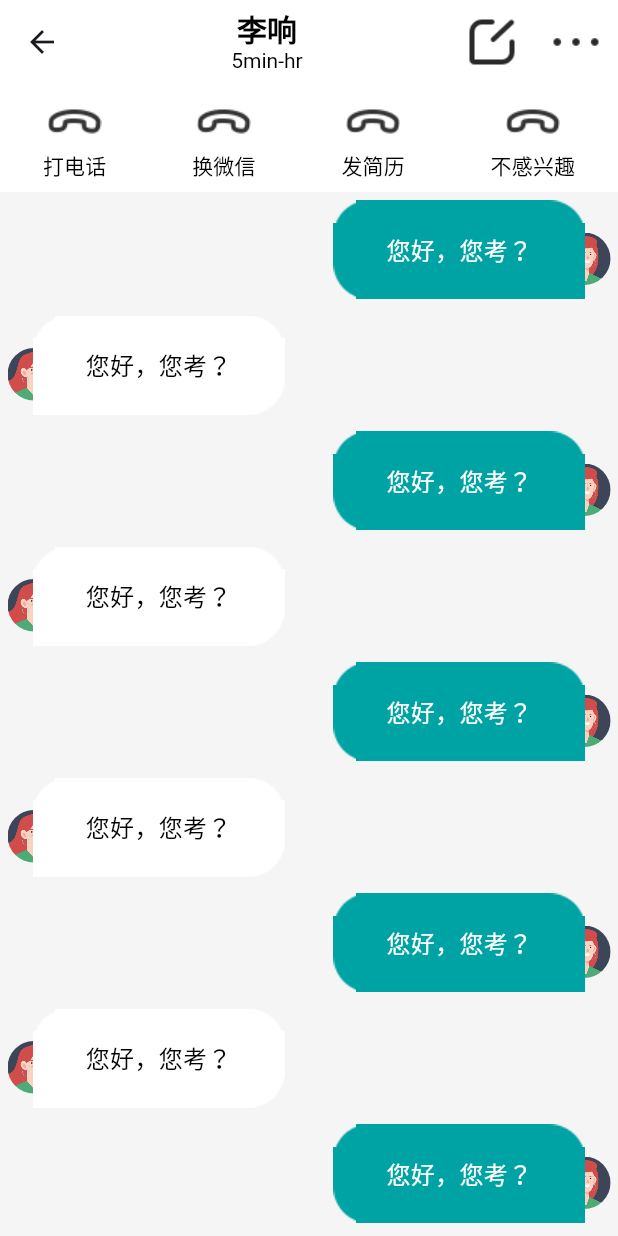
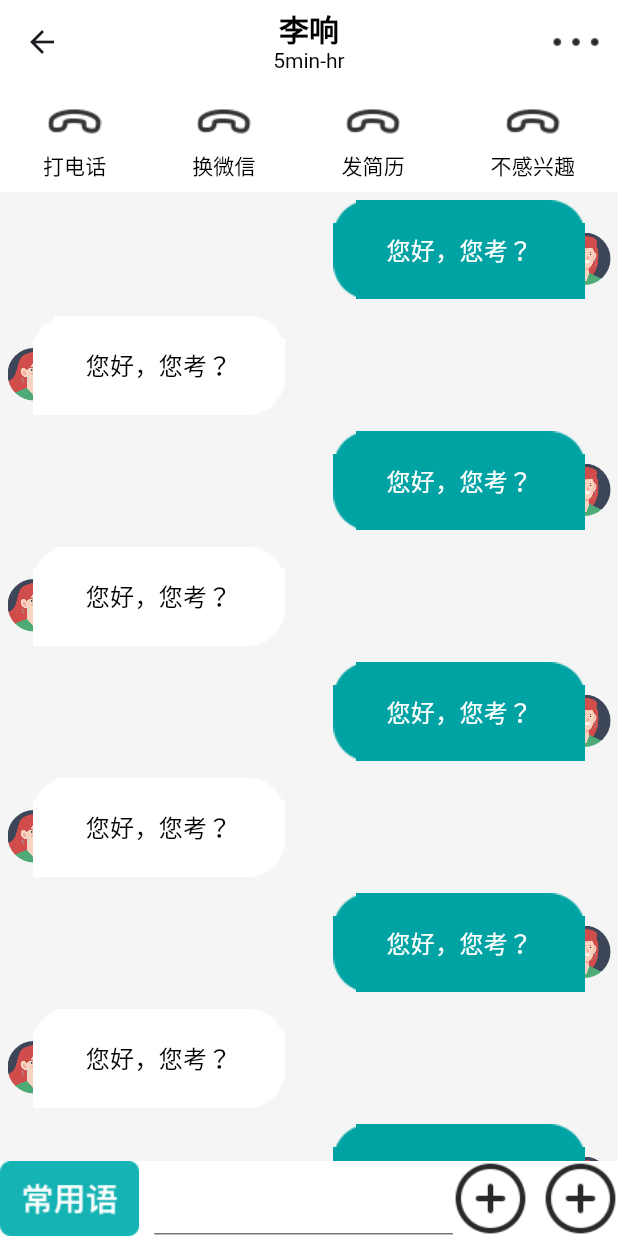
Before and after one commit to seaweed-code/BossZP_Flutter, a Flutter app: the ChatDetailWidget screen opened directly, on a phone screen of 412 x 824 dp. Run offline on Flutter 3.47's test engine with Material 3 defaults, Android fonts, the phone set to English and light mode, and no system bars; our stand-ins replace cached_network_image, google_maps_flutter.

Commit message:
Update chat_detail_widget.dart

```diff
--- a/lib/ui/chat/chat_detail_widget.dart
+++ b/lib/ui/chat/chat_detail_widget.dart
@@ -19,9 +19,9 @@ class ChatDetailWidget extends StatelessWidget {
           ),
         ),
         actions: [
-          IconButton(
-              onPressed: () {},
-              icon: Assets.images.chatNavRightTagsIconIphone.image()),
+          // IconButton(
+          //     onPressed: () {},
+          //     icon: Assets.images.chatNavRightTagsIconIphone.image()),
           IconButton(
               onPressed: () {},
               icon: Assets.images.chatNavRightIconIphone.image())
@@ -83,6 +83,20 @@ class ChatDetailWidget extends StatelessWidget {
                   return _ChatRowTextWidget(isSender: index % 2 == 0);
                 },
               ),
+            ),
+          ),
+          Container(
+            color: Colors.white,
+            height: 50,
+            child: Row(
+              children: [
+                Assets.images.chatBottomCommonIconIphone.image(),
+                SizedBox(width: 10),
+                Expanded(child: TextField()),
+                Assets.images.chatBottomMoreDefaultIconIphone.image(),
+                SizedBox(width: 10),
+                Assets.images.chatBottomMoreDefaultIconIphone.image()
+              ],
             ),
           )
         ],
```
